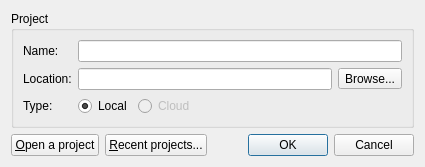
This is gns3/ui/new_project_dialog.ui in GNS3/gns3-gui as Qt 5 draws it before an edit. The edited form follows.
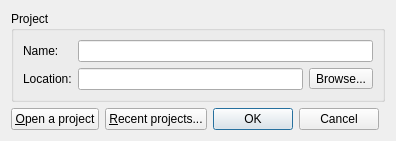
This is the edited form.

Commit message:
Remove unused cloud code from the 1.4
I hope it will avoid strange bugs

Patch:
```diff
--- a/gns3/ui/new_project_dialog.ui
+++ b/gns3/ui/new_project_dialog.ui
@@ -9,8 +9,8 @@
    <rect>
     <x>0</x>
     <y>0</y>
-    <width>491</width>
-    <height>177</height>
+    <width>577</width>
+    <height>188</height>
    </rect>
   </property>
   <property name="windowTitle">
@@ -23,7 +23,31 @@
    <property name="sizeConstraint">
     <enum>QLayout::SetFixedSize</enum>
    </property>
-   <item row="0" column="0" colspan="3">
+   <item row="2" column="2">
+    <widget class="QDialogButtonBox" name="uiButtonBox">
+     <property name="orientation">
+      <enum>Qt::Horizontal</enum>
+     </property>
+     <property name="standardButtons">
+      <set>QDialogButtonBox::Cancel|QDialogButtonBox::Ok</set>
+     </property>
+    </widget>
+   </item>
+   <item row="2" column="0">
+    <widget class="QPushButton" name="uiOpenProjectPushButton">
+     <property name="text">
+      <string>&amp;Open a project</string>
+     </property>
+    </widget>
+   </item>
+   <item row="2" column="1">
+    <widget class="QPushButton" name="uiRecentProjectsPushButton">
+     <property name="text">
+      <string>&amp;Recent projects...</string>
+     </property>
+    </widget>
+   </item>
+   <item row="0" column="0" colspan="4">
     <widget class="QGroupBox" name="uiProjectGroupBox">
      <property name="title">
       <string>Project</string>
@@ -42,7 +66,7 @@
         </property>
        </widget>
       </item>
-      <item row="0" column="1" colspan="4">
+      <item row="0" column="1" colspan="3">
        <widget class="QLineEdit" name="uiNameLineEdit"/>
       </item>
       <item row="1" column="0">
@@ -58,98 +82,19 @@
         </property>
        </widget>
       </item>
-      <item row="1" column="1" colspan="3">
+      <item row="1" column="1" colspan="2">
        <widget class="QLineEdit" name="uiLocationLineEdit"/>
       </item>
-      <item row="1" column="4">
+      <item row="1" column="3">
        <widget class="QToolButton" name="uiLocationBrowserToolButton">
         <property name="text">
          <string>Browse...</string>
         </property>
        </widget>
       </item>
-      <item row="2" column="0">
-       <widget class="QLabel" name="uiTypeLabel">
-        <property name="enabled">
-         <bool>true</bool>
-        </property>
-        <property name="sizePolicy">
-         <sizepolicy hsizetype="Fixed" vsizetype="Preferred">
-          <horstretch>0</horstretch>
-          <verstretch>0</verstretch>
-         </sizepolicy>
-        </property>
-        <property name="text">
-         <string>Type:</string>
-        </property>
-       </widget>
-      </item>
-      <item row="2" column="1">
-       <widget class="QRadioButton" name="uiLocalRadioButton">
-        <property name="sizePolicy">
-         <sizepolicy hsizetype="Fixed" vsizetype="Fixed">
-          <horstretch>0</horstretch>
-          <verstretch>0</verstretch>
-         </sizepolicy>
-        </property>
-        <property name="text">
-         <string>Local</string>
-        </property>
-        <property name="checked">
-         <bool>true</bool>
-        </property>
-       </widget>
-      </item>
-      <item row="2" column="2">
-       <widget class="QRadioButton" name="uiCloudRadioButton">
-        <property name="enabled">
-         <bool>false</bool>
-        </property>
-        <property name="text">
-         <string>Cloud</string>
-        </property>
-       </widget>
-      </item>
-      <item row="2" column="3" colspan="2">
-       <spacer name="horizontalSpacer">
-        <property name="orientation">
-         <enum>Qt::Horizontal</enum>
-        </property>
-        <property name="sizeHint" stdset="0">
-         <size>
-          <width>201</width>
-          <height>20</height>
-         </size>
-        </property>
-       </spacer>
-      </item>
      </layout>
     </widget>
    </item>
-   <item row="1" column="0">
-    <widget class="QPushButton" name="uiOpenProjectPushButton">
-     <property name="text">
-      <string>&amp;Open a project</string>
-     </property>
-    </widget>
-   </item>
-   <item row="1" column="1">
-    <widget class="QPushButton" name="uiRecentProjectsPushButton">
-     <property name="text">
-      <string>&amp;Recent projects...</string>
-     </property>
-    </widget>
-   </item>
-   <item row="1" column="2">
-    <widget class="QDialogButtonBox" name="uiButtonBox">
-     <property name="orientation">
-      <enum>Qt::Horizontal</enum>
-     </property>
-     <property name="standardButtons">
-      <set>QDialogButtonBox::Cancel|QDialogButtonBox::Ok</set>
-     </property>
-    </widget>
-   </item>
   </layout>
  </widget>
  <resources/>
```
The commit also changes 17 other files.
